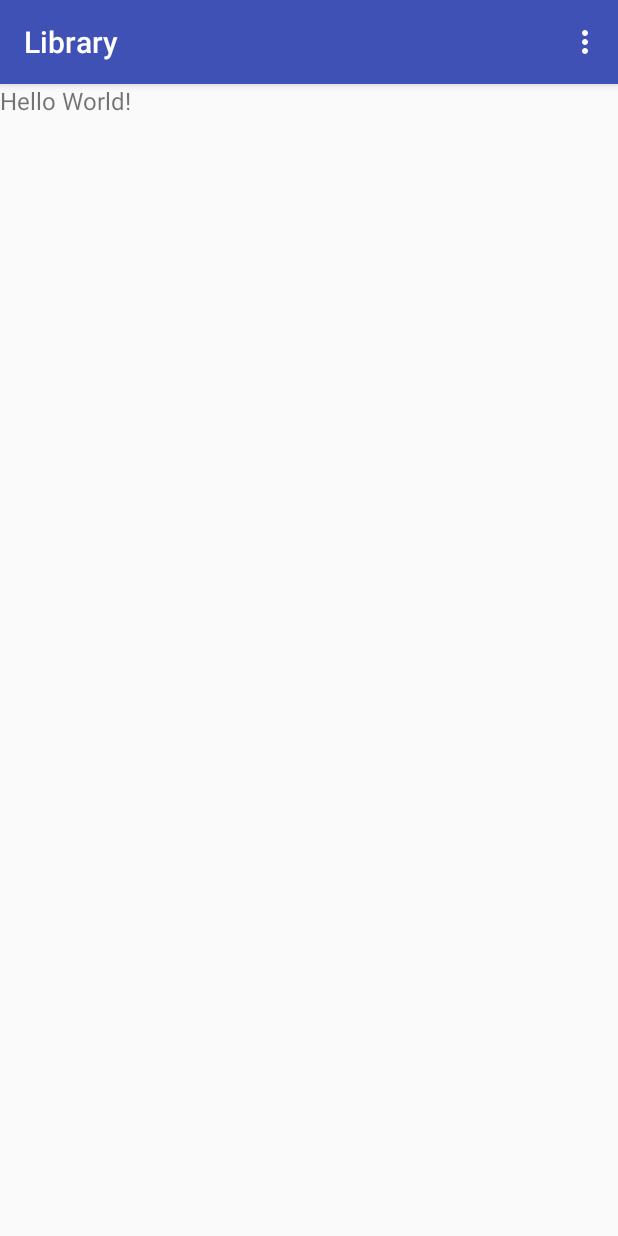
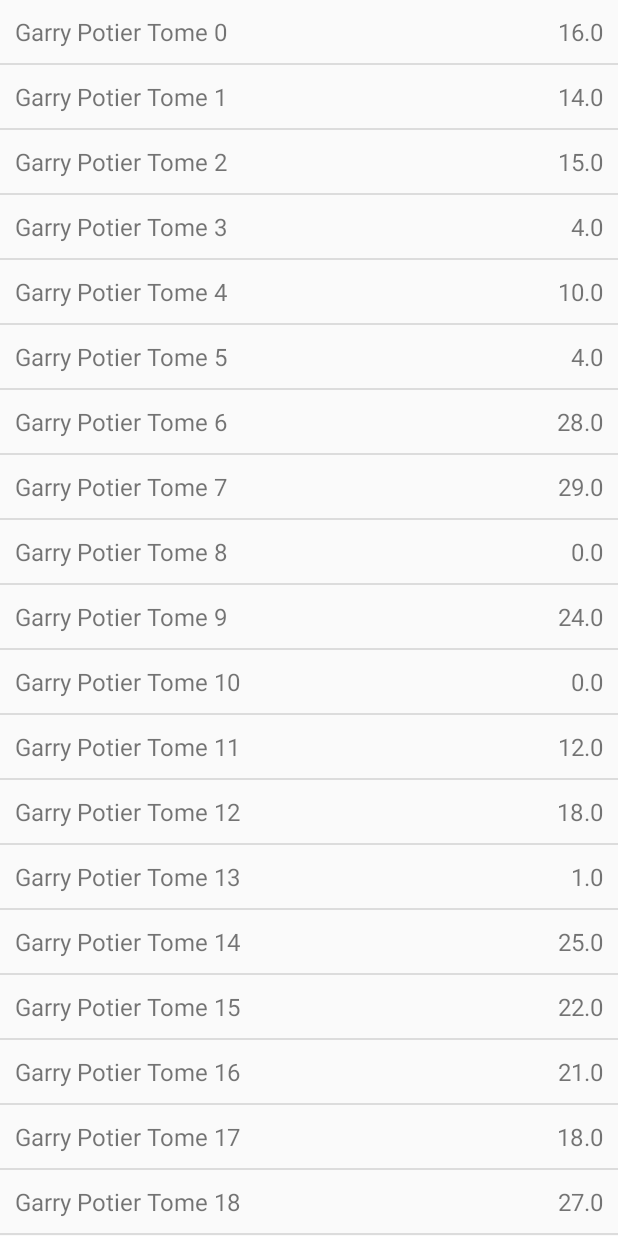
Before and after one commit to yosuke78/android-exercises, an Android app: the screen it shows after launch (LibraryActivity), on a phone screen of 412 x 824 dp. Run offline under Robolectric (Android 15) with nearby library versions, the phone set to English and light mode, and no system bars.

Commit message:
ViewHolder step example

```diff
--- /dev/null
+++ b/app/src/main/java/fr/android/androidexercises/Book.java
@@ -0,0 +1,31 @@
+package fr.android.androidexercises;
+
+public class Book {
+
+    public final String name;
+    public final float price;
+
+    public Book(String name, float price) {
+        this.name = name;
+        this.price = price;
+    }
+
+    @Override
+    public boolean equals(Object o) {
+        if (this == o) return true;
+        if (o == null || getClass() != o.getClass()) return false;
+
+        Book book = (Book) o;
+
+        if (Float.compare(book.price, price) != 0) return false;
+        return name.equals(book.name);
+
+    }
+
+    @Override
+    public int hashCode() {
+        int result = name.hashCode();
+        result = 31 * result + (price != +0.0f ? Float.floatToIntBits(price) : 0);
+        return result;
+    }
+}
--- a/app/src/main/java/fr/android/androidexercises/LibraryActivity.java
+++ b/app/src/main/java/fr/android/androidexercises/LibraryActivity.java
@@ -2,44 +2,36 @@ package fr.android.androidexercises;
 
 import android.os.Bundle;
 import android.support.v7.app.AppCompatActivity;
-import android.support.v7.widget.Toolbar;
-import android.view.Menu;
-import android.view.MenuItem;
-import android.widget.TextView;
+import android.widget.ListView;
+
+import java.util.ArrayList;
+import java.util.List;
+import java.util.Random;
+
+import fr.android.androidexercises.adapter.BookAdapter3;
 
 public class LibraryActivity extends AppCompatActivity {
+
+    private static final Random RANDOM = new Random();
 
     @Override
     protected void onCreate(Bundle savedInstanceState) {
         super.onCreate(savedInstanceState);
         setContentView(R.layout.activity_library);
-        Toolbar toolbar = (Toolbar) findViewById(R.id.toolbar);
 
-        TextView messageTextView = (TextView) findViewById(R.id.messageTextView);
-        // TODO call setText() on messageTextView
+        ListView bookListView = (ListView) findViewById(R.id.bookListView);
 
-        setSupportActionBar(toolbar);
+        List<Book> books = getBooks();
+
+        bookListView.setAdapter(new BookAdapter3(this, books));
     }
 
-    @Override
-    public boolean onCreateOptionsMenu(Menu menu) {
-        // Inflate the menu; this adds items to the action bar if it is present.
-        getMenuInflater().inflate(R.menu.menu_library, menu);
-        return true;
+    private List<Book> getBooks() {
+        ArrayList<Book> books = new ArrayList<>();
+        for (int i = 0; i < 100; i++) {
+            books.add(new Book(String.format("Garry Potier Tome %d", i), RANDOM.nextInt(30)));
+        }
+        return books;
     }
 
-    @Override
-    public boolean onOptionsItemSelected(MenuItem item) {
-        // Handle action bar item clicks here. The action bar will
-        // automatically handle clicks on the Home/Up button, so long
-        // as you specify a parent activity in AndroidManifest.xml.
-        int id = item.getItemId();
-
-        //noinspection SimplifiableIfStatement
-        if (id == R.id.action_settings) {
-            return true;
-        }
-
-        return super.onOptionsItemSelected(item);
-    }
 }
--- /dev/null
+++ b/app/src/main/java/fr/android/androidexercises/adapter/BookAdapter3.java
@@ -0,0 +1,54 @@
+package fr.android.androidexercises.adapter;
+
+import android.content.Context;
+import android.view.LayoutInflater;
+import android.view.View;
+import android.view.ViewGroup;
+import android.widget.BaseAdapter;
+
+import java.util.List;
+
+import fr.android.androidexercises.Book;
+import fr.android.androidexercises.R;
+import fr.android.androidexercises.view.BookItemView;
+
+public class BookAdapter3 extends BaseAdapter {
+
+    private final List<Book> books;
+    private final LayoutInflater inflater;
+
+    public BookAdapter3(Context context, List<Book> books) {
+        this.books = books;
+
+        inflater = LayoutInflater.from(context);
+    }
+
+    @Override
+    public int getCount() {
+        return books.size();
+    }
+
+    @Override
+    public Book getItem(int position) {
+        return books.get(position);
+    }
+
+    @Override
+    public long getItemId(int position) {
+        return books.get(position).hashCode();
+    }
+
+    @Override
+    public View getView(int position, View convertView, ViewGroup parent) {
+        BookItemView bookItemView;
+        if (convertView == null) {
+            bookItemView = (BookItemView) inflater.inflate(R.layout.custom_view_item_book, parent, false);
+        } else {
+            bookItemView = (BookItemView) convertView;
+        }
+        Book book = books.get(position);
+        bookItemView.bindView(book);
+        return bookItemView;
+    }
+
+}
--- /dev/null
+++ b/app/src/main/java/fr/android/androidexercises/view/BookItemView.java
@@ -0,0 +1,39 @@
+package fr.android.androidexercises.view;
+
+import android.content.Context;
+import android.util.AttributeSet;
+import android.widget.LinearLayout;
+import android.widget.TextView;
+
+import fr.android.androidexercises.Book;
+import fr.android.androidexercises.R;
+
+public class BookItemView extends LinearLayout {
+
+    private TextView nameTextView;
+    private TextView priceTextView;
+
+    public BookItemView(Context context) {
+        this(context, null);
+    }
+
+    public BookItemView(Context context, AttributeSet attrs) {
+        this(context, attrs, 0);
+    }
+
+    public BookItemView(Context context, AttributeSet attrs, int defStyleAttr) {
+        super(context, attrs, defStyleAttr);
+    }
+
+    @Override
+    protected void onFinishInflate() {
+        super.onFinishInflate();
+        nameTextView = (TextView) findViewById(R.id.nameTextView);
+        priceTextView = (TextView) findViewById(R.id.priceTextView);
+    }
+
+    public void bindView(Book book) {
+        nameTextView.setText(book.name);
+        priceTextView.setText(String.valueOf(book.price));
+    }
+}
--- a/app/src/main/res/layout/activity_library.xml
+++ b/app/src/main/res/layout/activity_library.xml
@@ -1,30 +1,14 @@
 <?xml version="1.0" encoding="utf-8"?>
 <LinearLayout
     xmlns:android="http://schemas.android.com/apk/res/android"
-    xmlns:app="http://schemas.android.com/apk/res-auto"
     xmlns:tools="http://schemas.android.com/tools"
     android:layout_width="match_parent"
     android:layout_height="match_parent"
     android:orientation="vertical"
     tools:context=".Library">
 
-    <android.support.design.widget.AppBarLayout
+    <ListView
+        android:id="@+id/bookListView"
         android:layout_width="match_parent"
-        android:layout_height="wrap_content"
-        android:theme="@style/AppTheme.AppBarOverlay">
-
-        <android.support.v7.widget.Toolbar
-            android:id="@+id/toolbar"
-            android:layout_width="match_parent"
-            android:layout_height="?attr/actionBarSize"
-            android:background="?attr/colorPrimary"
-            app:popupTheme="@style/AppTheme.PopupOverlay"/>
-
-    </android.support.design.widget.AppBarLayout>
-
-    <TextView
-        android:id="@+id/messageTextView"
-        android:layout_width="wrap_content"
-        android:layout_height="wrap_content"
-        android:text="Hello World!"/>
+        android:layout_height="wrap_content"/>
 </LinearLayout>
--- /dev/null
+++ b/app/src/main/res/layout/custom_view_item_book.xml
@@ -0,0 +1,23 @@
+<?xml version="1.0" encoding="utf-8"?>
+<fr.android.androidexercises.view.BookItemView
+    xmlns:android="http://schemas.android.com/apk/res/android"
+    xmlns:tools="http://schemas.android.com/tools"
+    android:layout_width="match_parent"
+    android:layout_height="match_parent"
+    android:orientation="horizontal"
+    android:padding="10dp">
+
+    <TextView
+        android:id="@+id/nameTextView"
+        android:layout_width="0dp"
+        android:layout_height="wrap_content"
+        android:layout_weight="1"
+        tools:text="Garry Potier Tome 1"/>
+
+    <TextView
+        android:id="@+id/priceTextView"
+        android:layout_width="wrap_content"
+        android:layout_height="wrap_content"
+        android:layout_gravity="center"
+        tools:text="15€"/>
+</fr.android.androidexercises.view.BookItemView>
```
Also changed, not shown: app/src/main/java/fr/android/androidexercises/adapter/BookAdapter0.java (added, +50 -0 lines), app/src/main/java/fr/android/androidexercises/adapter/BookAdapter1.java (added, +52 -0 lines), app/src/main/java/fr/android/androidexercises/adapter/BookAdapter2.java (added, +66 -0 lines), app/src/main/res/layout/view_item_book.xml (added, +22 -0 lines).
